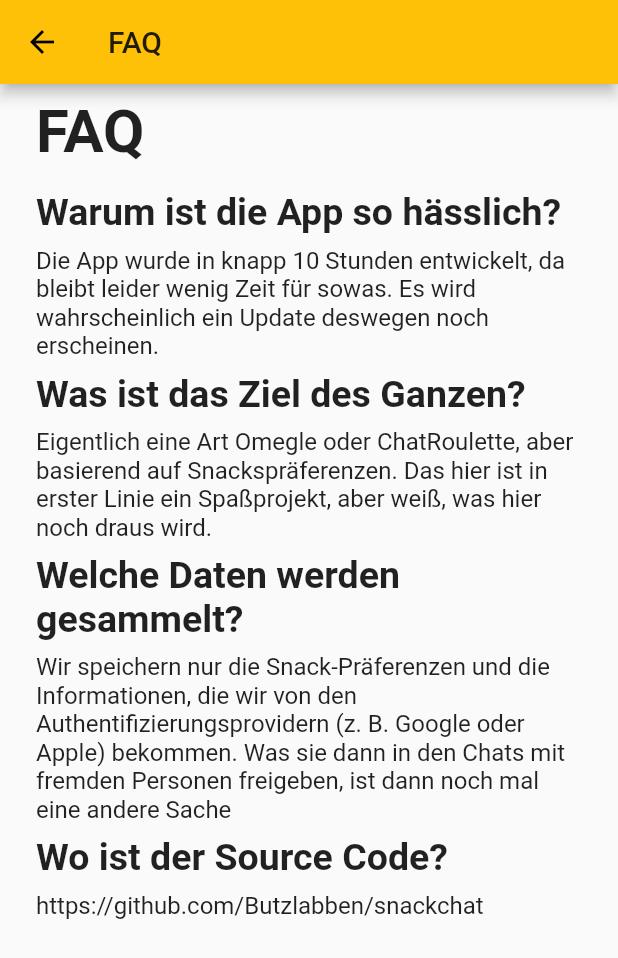
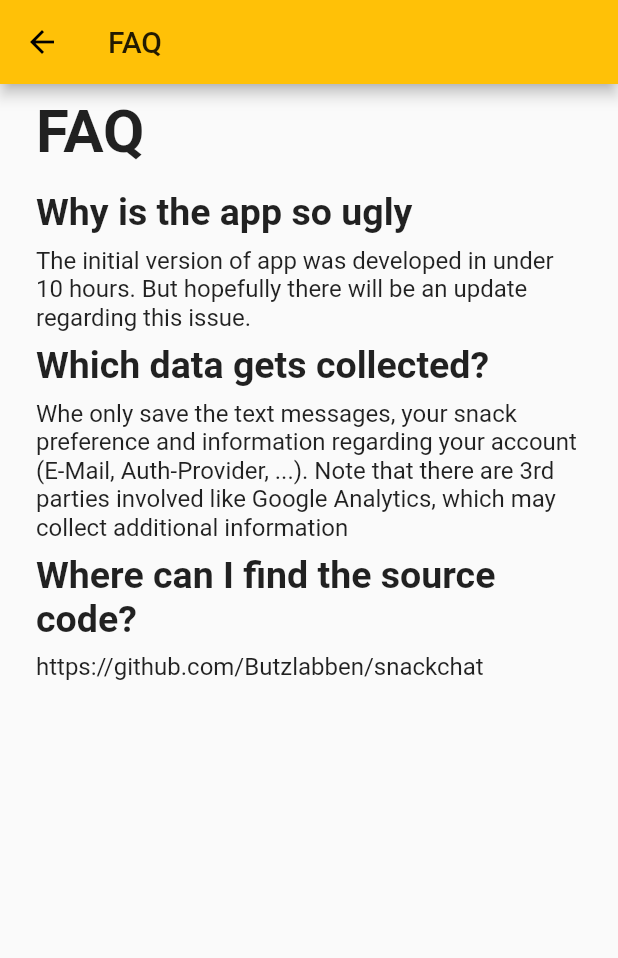
Before and after one commit to daniel-naegele/snackchat, a Flutter app: the FAQ screen opened by its route, on a phone screen of 412 x 824 dp. Shown: the top 958 px of the screen. Run offline on Flutter 3.47's test engine with Material 2 defaults, Android fonts, the light colour scheme and no system bars; our stand-ins replace cloud_firestore, firebase_analytics, firebase_auth, firebase_core, firebase_messaging, flutter_hooks and 3 more; missing offline and left inert: algolia, back_button_interceptor; accounts and stored records are empty; generated files the repository leaves out were written again.

Commit message:
Implemented translations for the settings

```diff
--- a/lib/l10n/app_en.arb
+++ b/lib/l10n/app_en.arb
@@ -27,5 +27,19 @@
   "logOutConfirmationAnon": "WARNING: As you are logged in anonymously, you won't be able to log in again with this account",
   "logOutConfirm": "Confirm logging out",
   "invalidEmail": "Please provide a valid email",
-  "tooShortPassword": "Please provide a longer password"
+  "tooShortPassword": "Please provide a longer password",
+  "accountDeactivated": "This account was deactivated for security reasons. If you think, this is a mistake, please contact info@naegele.dev",
+  "userNotFound": "The specified user could not be  found",
+  "wrongPassword": "The provided password is wrong",
+  "emailAlreadyInUse": "The provided email is already in use",
+  "imprintLaw": " Information in accordance with Section 5 TMG",
+  "contact": "Kontakt",
+  "contactEmail": "E-Mail",
+  "contactPhone": "Phone",
+  "faqAppUglyHeading": "Why is the app so ugly",
+  "faqAppUglyAnswer": "The initial version of app was developed in under 10 hours. But hopefully there will be an update regarding this issue.",
+  "faqDataCollection": "Which data gets collected?",
+  "faqDataCollectionAnswer": "Whe only save the text messages, your snack preference and information regarding your account (E-Mail, Auth-Provider, ...). Note that there are 3rd parties involved like Google Analytics, which may collect additional information",
+  "faqSource": "Where can I find the source code?",
+  "faqSourceAnswer": "https://github.com/Butzlabben/snackchat"
 }
--- a/lib/screens/settings.dart
+++ b/lib/screens/settings.dart
@@ -139,21 +139,13 @@ class FAQ extends StatelessWidget {
         padding: const EdgeInsets.all(8.0).copyWith(top: 0),
         children: <Widget>[
           Heading(text: 'FAQ'),
-          SubHeading(text: 'Warum ist die App so hässlich?'),
+          SubHeading(text: AppLocalizations.of(context)!.faqAppUglyHeading),
+          Paragraph(text: AppLocalizations.of(context)!.faqAppUglyAnswer),
+          SubHeading(text: AppLocalizations.of(context)!.faqDataCollection),
           Paragraph(
-              text:
-                  'Die App wurde in knapp 10 Stunden entwickelt, da bleibt leider wenig Zeit für sowas. Es wird wahrscheinlich ein Update deswegen noch erscheinen.'),
-          SubHeading(text: 'Was ist das Ziel des Ganzen?'),
-          Paragraph(
-              text:
-                  'Eigentlich eine Art Omegle oder ChatRoulette, aber basierend auf Snackspräferenzen. Das hier ist in erster Linie ein Spaßprojekt, aber weiß, was hier noch draus wird.'),
-          SubHeading(text: 'Welche Daten werden gesammelt?'),
-          Paragraph(
-              text:
-                  'Wir speichern nur die Snack-Präferenzen und die Informationen, die wir von den Authentifizierungsprovidern (z. B. Google oder Apple) bekommen. '
-                  'Was sie dann in den Chats mit fremden Personen freigeben, ist dann noch mal eine andere Sache'),
-          SubHeading(text: 'Wo ist der Source Code?'),
-          Paragraph(text: 'https://github.com/Butzlabben/snackchat'),
+              text: AppLocalizations.of(context)!.faqDataCollectionAnswer),
+          SubHeading(text: AppLocalizations.of(context)!.faqSource),
+          Paragraph(text: AppLocalizations.of(context)!.faqSourceAnswer),
         ],
       ),
     );
@@ -169,15 +161,18 @@ class Imprint extends StatelessWidget {
         padding: const EdgeInsets.all(8.0).copyWith(top: 0),
         children: <Widget>[
           Heading(text: AppLocalizations.of(context)!.imprint),
-          SubHeading(text: 'Angaben gemäß §5 TMG'),
+          SubHeading(text: AppLocalizations.of(context)!.imprintLaw),
           Paragraph(
               text: 'Daniel Nägele\n'
                   'Diepoldweg 13\n'
                   '70329 Stuttgart'),
           SizedBox(height: 24),
-          SubHeading(text: 'Kontakt'),
+          SubHeading(text: AppLocalizations.of(context)!.contact),
           Paragraph(
-            text: 'Email: info@naegele.dev \nTelefon: +4915734299398',
+            text: AppLocalizations.of(context)!.contactEmail +
+                ': info@naegele.dev \n' +
+                AppLocalizations.of(context)!.contactPhone +
+                ': +4915734299398',
           ),
         ],
       ),
--- a/lib/screens/snack_preference.dart
+++ b/lib/screens/snack_preference.dart
@@ -34,7 +34,6 @@ class _SnackPreferenceState extends State<SnackPreference> {
 
   @override
   Widget build(BuildContext context) {
-    print(AppLocalizations.of(context));
     return Scaffold(
       appBar: AppBar(
           title: Center(child: Text(AppLocalizations.of(context)!.yourSnackPreference)),
```
